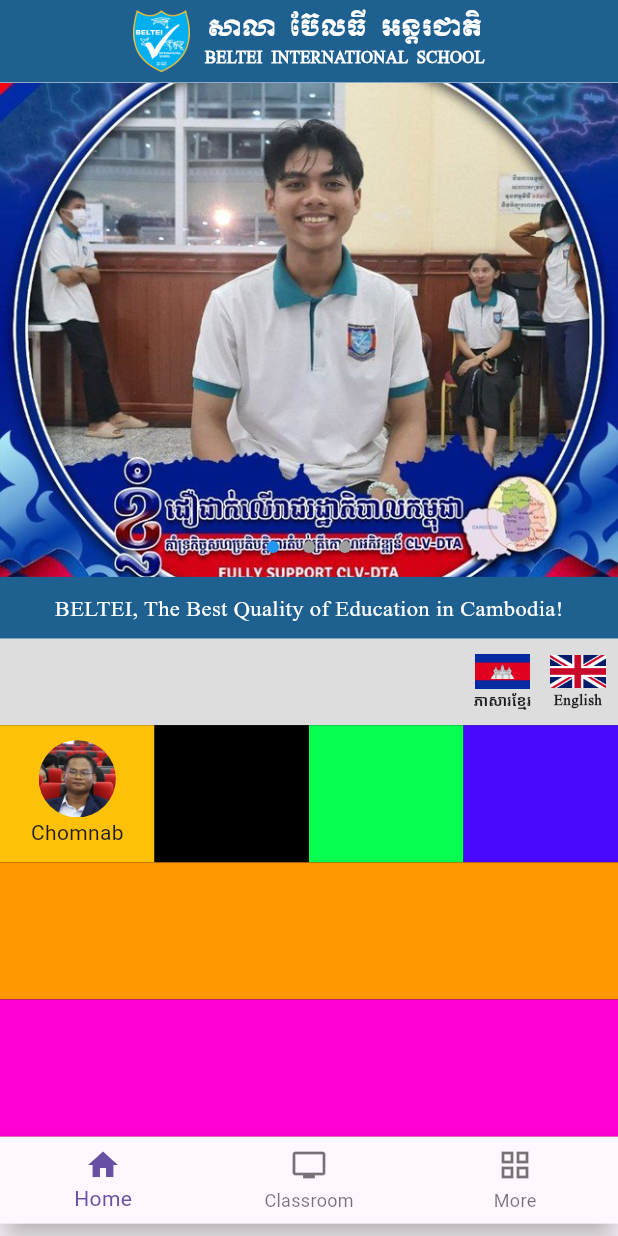
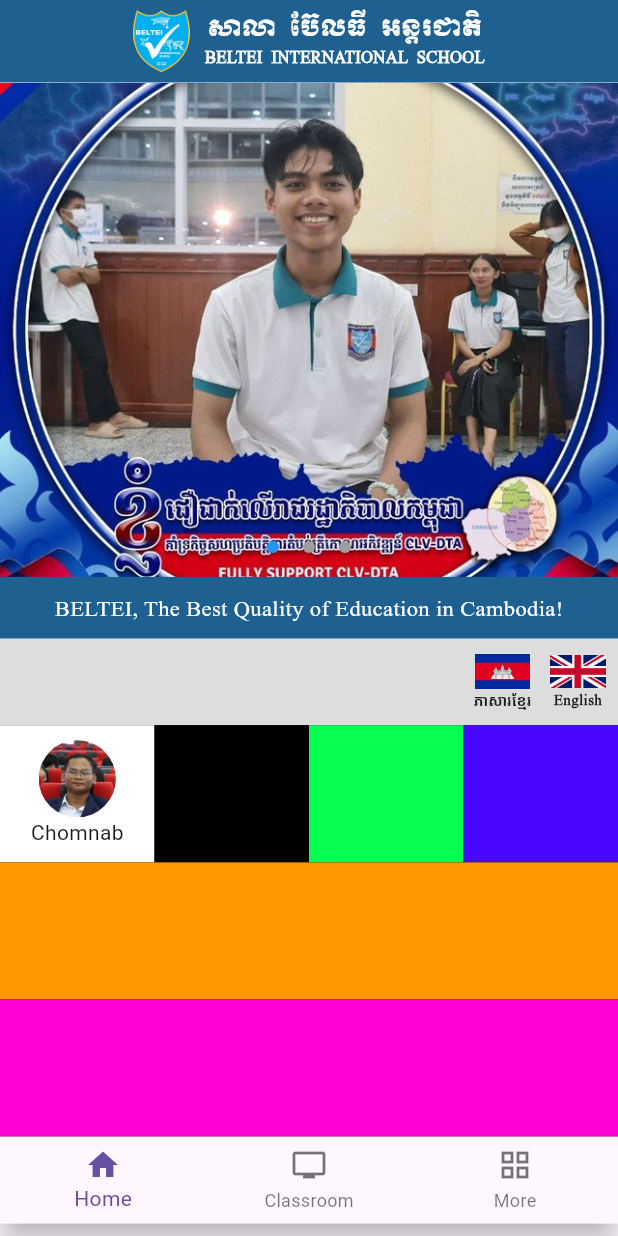
Before and after one commit to Foss1lz/BELTEI, a Flutter app: the screen it shows after launch, on a phone screen of 412 x 824 dp. Run offline on Flutter 3.47's test engine with Material 3 defaults, Android fonts, the light colour scheme and no system bars; drawn by our look-alikes of smooth_page_indicator.

Commit message:
change colors

```diff
--- a/lib/index.dart
+++ b/lib/index.dart
@@ -58,7 +58,7 @@
               width: double.infinity,
               height: MediaQuery.of(context).size.height *
                   0.4, // 40% of screen height
-              child: Slideshow(),
+              child: const Slideshow(),
             ),
             Container(
               width: double.infinity,
@@ -139,7 +139,7 @@
                         children: [
                           Expanded(
                             child: Container(
-                              color: Colors.amber,
+                              color: const Color.fromARGB(255, 255, 255, 255),
                               child: Column(
                                 mainAxisAlignment: MainAxisAlignment.center,
                                 children: [
--- a/lib/slideshow.dart
+++ b/lib/slideshow.dart
@@ -3,6 +3,8 @@
 import 'package:smooth_page_indicator/smooth_page_indicator.dart';
 
 class Slideshow extends StatefulWidget {
+  const Slideshow({super.key});
+
   @override
   _SlideshowState createState() => _SlideshowState();
 }
@@ -24,13 +26,13 @@
   }
 
   void _startAutoSlide() {
-    _timer = Timer.periodic(Duration(seconds: 10), (Timer timer) {
+    _timer = Timer.periodic(const Duration(seconds: 10), (Timer timer) {
       //change slide
       if (_pageController.hasClients) {
         int nextPage = (_pageController.page?.toInt() ?? 0) + 1;
         if (nextPage >= _images.length) nextPage = 0;
         _pageController.animateToPage(nextPage,
-            duration: Duration(milliseconds: 500),
+            duration: const Duration(milliseconds: 500),
             curve: Curves.easeInOut); //transition smoothness
       }
     });
```
